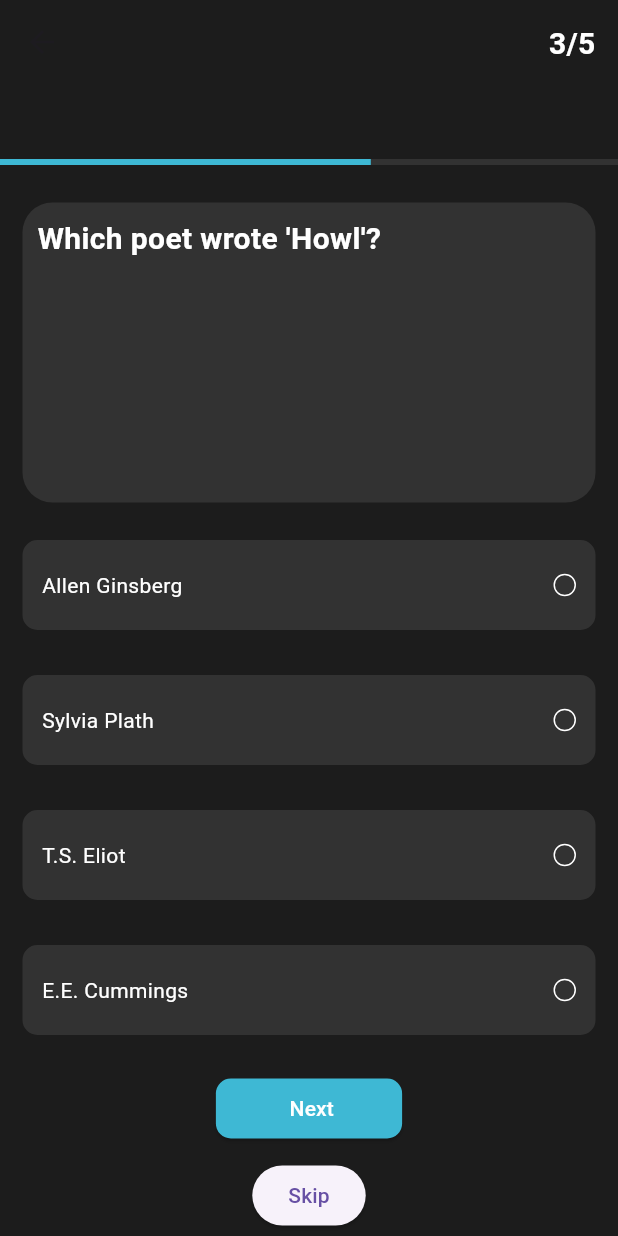
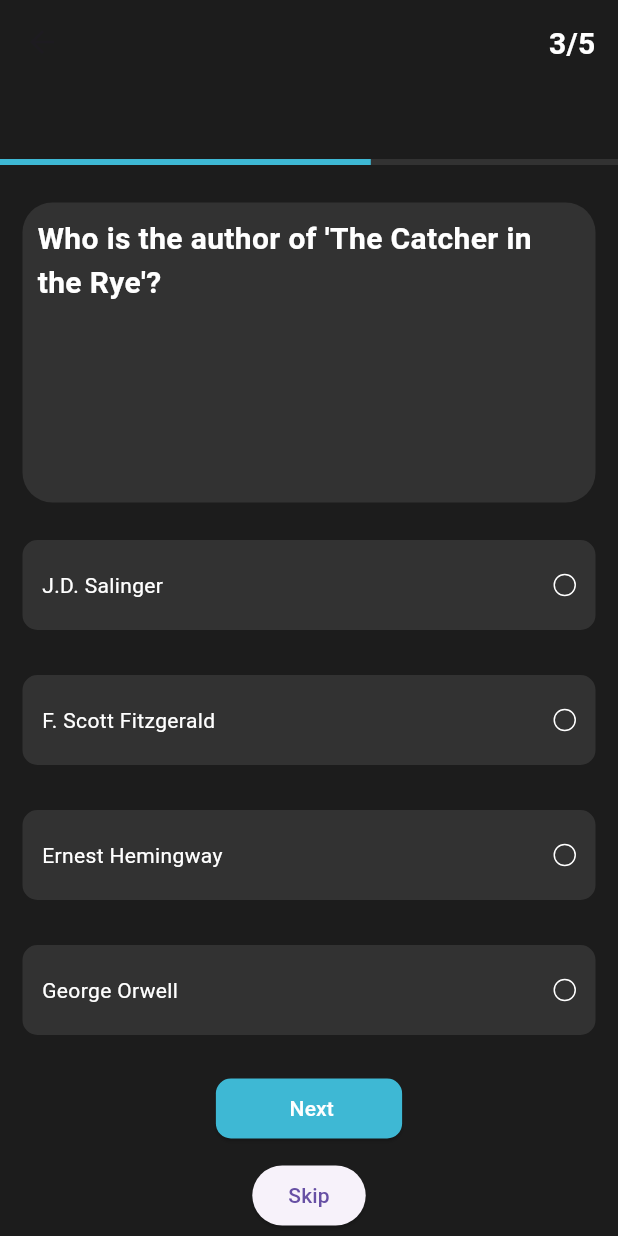
Before and after one commit to Justinkuruvila54/quizapp_model-main, a Flutter app: the QuestionScreen screen opened directly, after a tap on "Next", after a tap on "Skip", on a phone screen of 412 x 824 dp. Run offline on Flutter 3.47's test engine with Material 3 defaults, Android fonts, the phone set to English and light mode, and no system bars; network calls fail.

```diff
--- a/quizapp_model-main/lib/utils/sample_questions/sample_questions.dart
+++ b/quizapp_model-main/lib/utils/sample_questions/sample_questions.dart
@@ -1,46 +1,31 @@
 class Questiondb {
   // void main() {
   static List<Map<String, dynamic>> literaturequestion = [
-    {
-      "question": "Who wrote the poem 'The Road Not Taken'?",
-      "options": [
-        "Robert Frost",
-        "Emily Dickinson",
-        "Langston Hughes",
-        "Walt Whitman"
-      ],
-      "answer": 0
+      {
+      "question": "Who wrote the play 'Hamlet'?",
+      "options": ["William Shakespeare", "Jane Austen", "Charles Dickens", "Mark Twain"],
+      "answer": 0,
     },
     {
-      "question": "What is the poetic form with fourteen lines?",
-      "options": ["Haiku", "Sonnet", "Limerick", "Elegy"],
-      "answer": 1
+      "question": "In which novel does the character Sherlock Holmes appear?",
+      "options": ["Pride and Prejudice", "The Hound of the Baskervilles", "Wuthering Heights", "Moby-Dick"],
+      "answer": 1,
     },
     {
-      "question": "Which poet wrote 'Howl'?",
-      "options": [
-        "Allen Ginsberg",
-        "Sylvia Plath",
-        "T.S. Eliot",
-        "E.E. Cummings"
-      ],
-      "answer": 0
+      "question": "Who is the author of 'The Catcher in the Rye'?",
+      "options": ["J.D. Salinger", "F. Scott Fitzgerald", "Ernest Hemingway", "George Orwell"],
+      "answer": 0,
     },
     {
-      "question": "What is the term for a poem expressing mourning?",
-      "options": ["Ode", "Elegy", "Ballad", "Sonnet"],
-      "answer": 1
+      "question": "Which novel is set in the dystopian society of Airstrip One?",
+      "options": ["1984", "Brave New World", "Fahrenheit 451", "The Hunger Games"],
+      "answer": 0,
     },
     {
-      "question": "Who wrote the poem 'The Raven'?",
-      "options": [
-        "Edgar Allan Poe",
-        "William Wordsworth",
-        "Emily Dickinson",
-        "John Keats"
-      ],
-      "answer": 0
-    }
+      "question": "Who wrote the poem 'To Autumn'?",
+      "options": ["John Keats", "Emily Dickinson", "Robert Frost", "Walt Whitman"],
+      "answer": 0,
+    },
   ];
 
   static List<Map> sportsquestion = [
```
